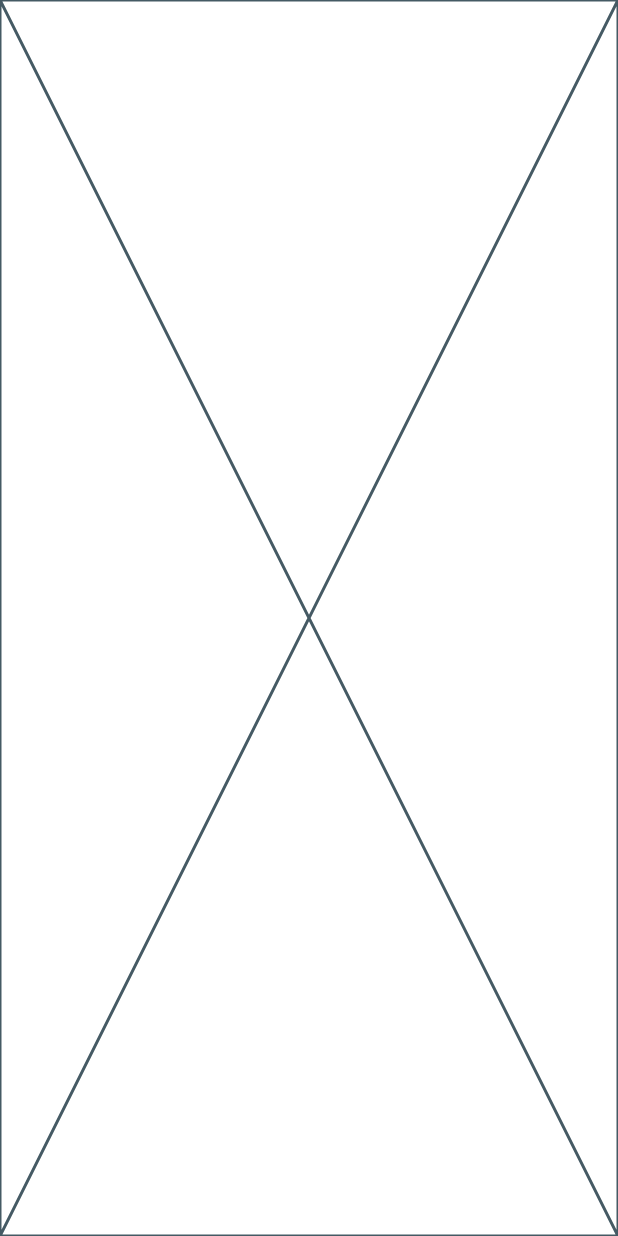
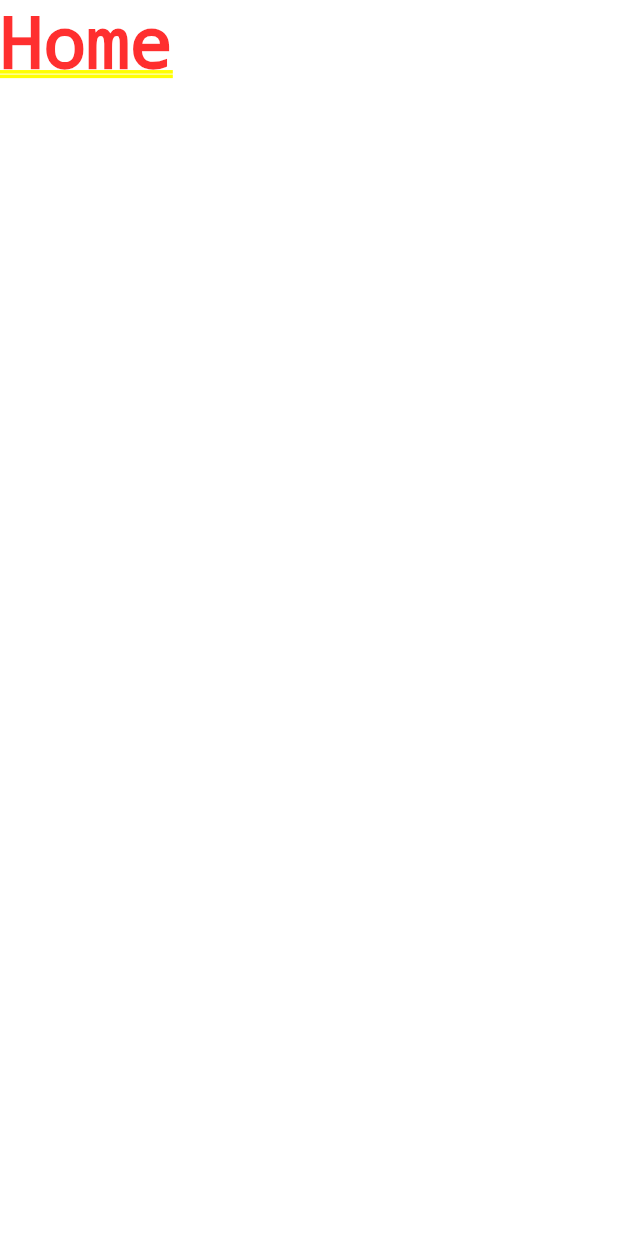
Before and after one commit to chaiyaphat20/flutter_ep1, a Flutter app: the screen it shows after launch, on a phone screen of 412 x 824 dp. Run offline on Flutter 3.47's test engine with Material 2 defaults, Android fonts, the phone set to English and light mode, and no system bars.

Commit message:
[FEAT]: new app

```diff
--- a/lib/main.dart
+++ b/lib/main.dart
@@ -9,6 +9,9 @@ class MyApp extends StatelessWidget {
 
   @override
   Widget build(BuildContext context) {
-    return const Placeholder();
+    return const MaterialApp(
+      title: "CMApp",
+      home: Text("Home"),
+    );
   }
 }
```
